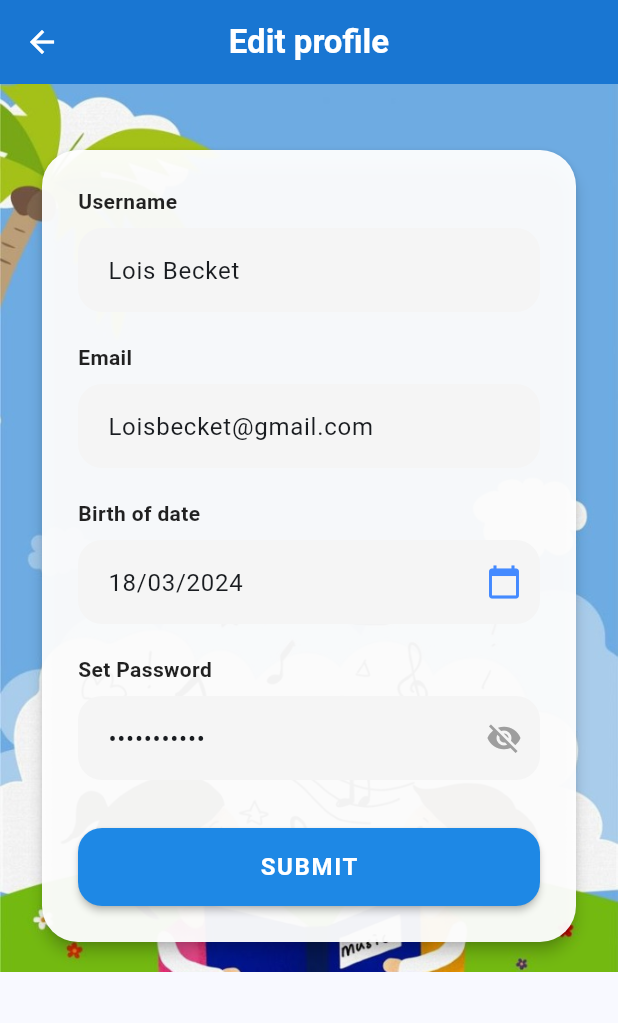
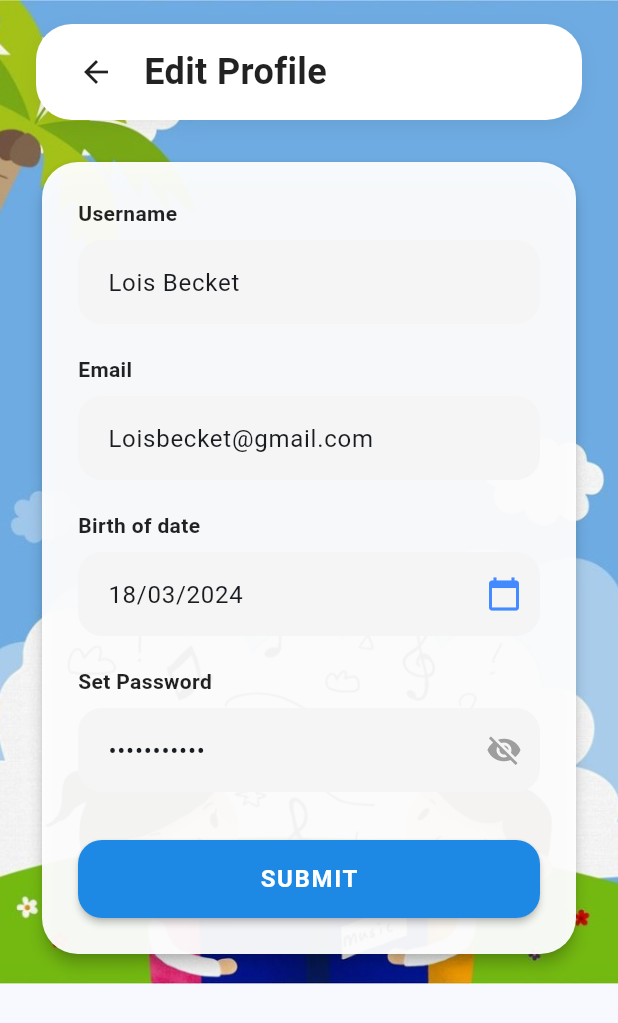
Before and after one commit to FetraAbdulMalik/nada_cilik, a Flutter app: the screen it shows after launch, after a tap on "Log In", after a tap on the "person" icon, after a tap on "My Profile", on a phone screen of 412 x 824 dp. Shown: the top 1023 px of the screen. Run offline on Flutter 3.47's test engine with Material 3 defaults, Android fonts, the phone set to English and light mode, and no system bars; our stand-ins replace google_fonts, just_audio; missing offline and left inert: youtube_explode_dart; Roboto replaces fonts that are missing (Comic Sans MS).

Commit message:
Remove generic AppBar in EditProfileScreen, replaced with consistent Header Card to fix layout issue

```diff
--- a/lib/screens/edit_profile_screen.dart
+++ b/lib/screens/edit_profile_screen.dart
@@ -43,28 +43,45 @@ class _EditProfileScreenState extends State<EditProfileScreen> {
   @override
   Widget build(BuildContext context) {
     return Scaffold(
-      appBar: AppBar(
-        leading: IconButton(
-          icon: const Icon(Icons.arrow_back, color: Colors.white),
-          onPressed: () => Navigator.pop(context),
-        ),
-        title: const Text(
-          'Edit profile',
-          style: TextStyle(
-            color: Colors.white,
-            fontWeight: FontWeight.bold,
-          ),
-        ),
-        backgroundColor: Colors.blue.shade700,
-        elevation: 0,
-        centerTitle: true,
-      ),
       body: NadaCilikBackground(
         footerType: 'book',
         child: SingleChildScrollView(
           padding: const EdgeInsets.symmetric(horizontal: 24.0, vertical: 16.0),
           child: Column(
             children: [
+              // Header Card
+              Container(
+                padding: const EdgeInsets.symmetric(horizontal: 16, vertical: 8),
+                decoration: BoxDecoration(
+                  color: Colors.white,
+                  borderRadius: BorderRadius.circular(24),
+                  boxShadow: [
+                    BoxShadow(
+                      color: Colors.black.withAlpha(15),
+                      blurRadius: 10,
+                      offset: const Offset(0, 4),
+                    ),
+                  ],
+                ),
+                child: Row(
+                  children: [
+                    IconButton(
+                      icon: const Icon(Icons.arrow_back, color: Colors.black87),
+                      onPressed: () => Navigator.pop(context),
+                    ),
+                    const SizedBox(width: 8),
+                    const Text(
+                      'Edit Profile',
+                      style: TextStyle(
+                        fontSize: 24,
+                        fontWeight: FontWeight.bold,
+                        color: Colors.black87,
+                        fontFamily: 'Comic Sans MS',
+                      ),
+                    ),
+                  ],
+                ),
+              ),
               const SizedBox(height: 24),
               // Card container for edit profile form
               Card(
```
